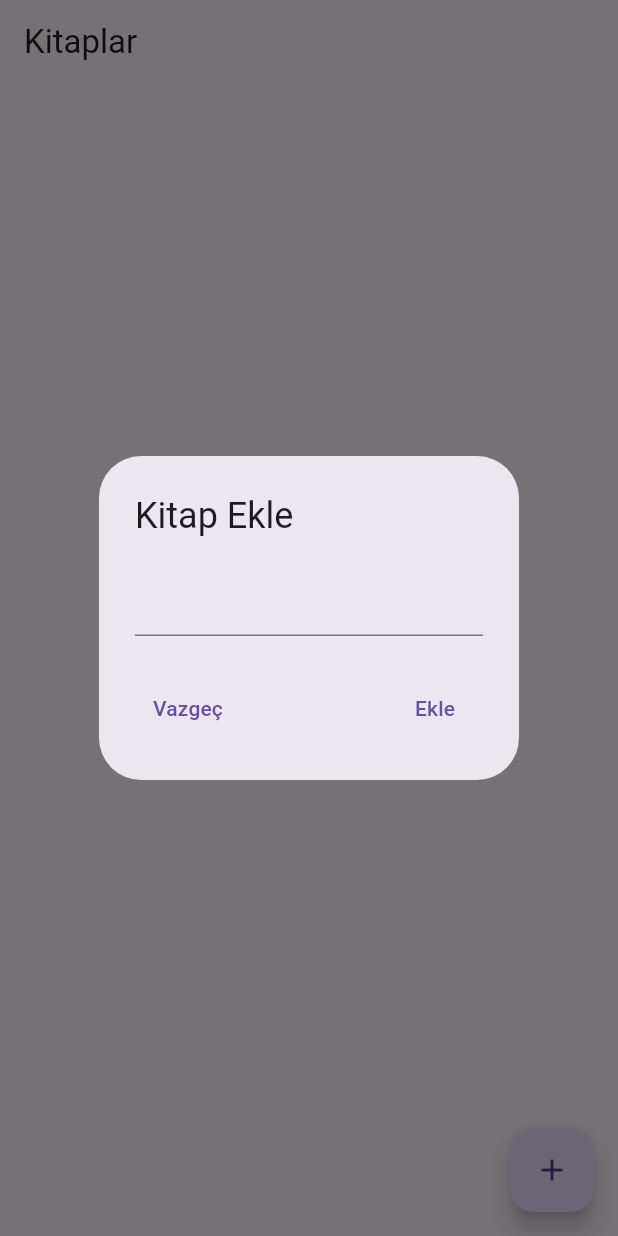
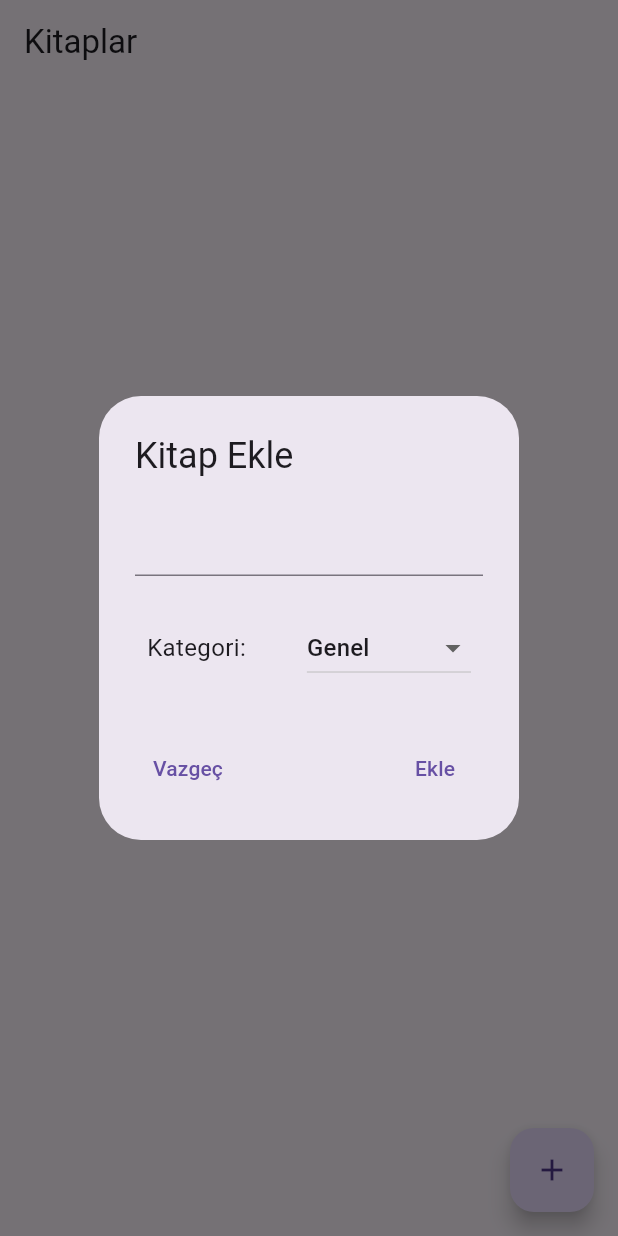
Before and after one commit to mhmthn24/flutter_yazar_sqlite, a Flutter app: the screen it shows after launch, after a tap on the "add" icon, on a phone screen of 412 x 824 dp. Run offline on Flutter 3.47's test engine with Material 3 defaults, Android fonts, the phone set to English and light mode, and no system bars; our stand-ins replace sqflite; accounts and stored records are empty.

Commit message:
Kitap listeleme ekranında dialog içine kategori menüsü eklendi.

```diff
--- a/lib/view/ListelemeKitapBolumler.dart
+++ b/lib/view/ListelemeKitapBolumler.dart
@@ -40,7 +40,7 @@ class _ListelemekitapbolumlerState extends State<Listelemekitapbolumler> {
   // Uygulamanın üst kısmında bulunan başlık (AppBar)
   AppBar _build_appBar(){
     return AppBar(
-      title: Text("Bolumler"), // Sayfa başlığı
+      title: Text("${widget._kitap.kitap_ad} Bölümleri"), // Sayfa başlığı
     );
   }
 
--- a/lib/view/ListelemeTumKitaplar.dart
+++ b/lib/view/ListelemeTumKitaplar.dart
@@ -1,6 +1,7 @@
 import 'package:flutter/material.dart';
 import 'package:flutter_yazar_sqlite/YerelVeriTabani.dart';
 import 'package:flutter_yazar_sqlite/model/kitap_model.dart';
+import 'package:flutter_yazar_sqlite/sabitler.dart';
 import 'package:flutter_yazar_sqlite/view/ListelemeKitapBolumler.dart';
 
 /*
@@ -146,7 +147,7 @@ class _ListelemetumkitaplarState extends State<Listelemetumkitaplar> {
 
   // *************** CRUD İŞLEMLERİ ***************
 
-  Future<String?> _build_alert_dialog(
+  Future<Map<String, dynamic>?> _build_alert_dialog(
     BuildContext context,
     {KitapModel? updateKitap}
   ){
@@ -156,22 +157,68 @@ class _ListelemetumkitaplarState extends State<Listelemetumkitaplar> {
     - Kullanıcının girdiği kitap adını döndürür.
   */
 
-    return showDialog<String>(
+    return showDialog<Map<String, dynamic>>(
       context: context,
       builder: (context){
 
         String? kitapAdi;
+        int kategori = 0;
         if (updateKitap != null){
           _controllerKitapAdi.text = updateKitap.kitap_ad;
+          kategori = updateKitap.kitap_kategori;
         }
         return AlertDialog(
           title: updateKitap != null
               ? Text("Kitap Güncelle")
               : Text("Kitap Ekle"),
-          content: TextField(
+          content: StatefulBuilder(
+            builder: (
+              BuildContext context,
+              void Function(
+                  void Function()
+              ) setState) {
+                return Column(
+                  mainAxisSize: MainAxisSize.min,
+                  children: [
+                    TextField(
                       controller: _controllerKitapAdi,
                       onChanged: (String kullaniciGiris){
                         kitapAdi = kullaniciGiris;
+                      },
+                    ),
+                    SizedBox(height: 16,),
+                    Padding(
+                      padding: const EdgeInsets.all(8.0),
+                      child: Row(
+                        mainAxisAlignment: MainAxisAlignment.spaceBetween,
+                        children: [
+                          Text(
+                            "Kategori: ",
+                            style: TextStyle(
+                                fontSize: 16
+                            ),
+                          ),
+                          DropdownButton<int>(
+                            value: kategori,
+                            items: Sabitler.kategoriler.keys.map((kategoriID){
+                              return DropdownMenuItem<int>(
+                                value: kategoriID,
+                                child: Text(Sabitler.kategoriler[kategoriID] ?? ""),
+                              );
+                            }).toList(),
+                            onChanged: (int? yeniID){
+                              if (yeniID != null){
+                                setState(() {
+                                  kategori = yeniID;
+                                });
+                              }
+                            },
+                          ),
+                        ],
+                      ),
+                    ),
+                  ],
+                );
               },
           ),
           actions: [
@@ -190,10 +237,19 @@ class _ListelemetumkitaplarState extends State<Listelemetumkitaplar> {
                 ),
                 TextButton(
                   onPressed: (){
-                    Navigator.pop(context, kitapAdi);
+                    if (_controllerKitapAdi.text != ""
+                        && _controllerKitapAdi.text != null){
+                      Map<String, dynamic> alertDialogParams = {
+                        "kitap_ad": _controllerKitapAdi.text,
+                        "kitap_kategori": kategori,
+                      };
+                      Navigator.pop(context, alertDialogParams);
                       setState(() {
                         _controllerKitapAdi.clear();
                       });
+                    }
+
+
                   },
                   child: updateKitap != null
                       ? Text("Güncelle")
@@ -209,13 +265,15 @@ class _ListelemetumkitaplarState extends State<Listelemetumkitaplar> {
 
   // Yeni kitap ekleme fonksiyonu
   void _ekleKitap(BuildContext context) async {
-    String? kitapAdi = await _build_alert_dialog(context);
 
-    if(kitapAdi != null){
+    Map<String, dynamic>? alertGelenParams = await _build_alert_dialog(context);
+
+    if(alertGelenParams != null){
       KitapModel kitap = KitapModel(
-        kitapAdi,
+          alertGelenParams["kitap_ad"],
           DateTime.now(),
           DateTime.now(),
+          alertGelenParams["kitap_kategori"]
       );
       int eklenenKitapId = await _yerelVeriTabani.ekleKitap(kitap);
 
@@ -223,6 +281,21 @@ class _ListelemetumkitaplarState extends State<Listelemetumkitaplar> {
         setState(() {});
       }
     }
+    /*
+    if(kitapAdi != null){
+      KitapModel kitap = KitapModel(
+        kitapAdi,
+        DateTime.now(),
+        DateTime.now(),
+        Sabitler.kategoriler[]
+      );
+      int eklenenKitapId = await _yerelVeriTabani.ekleKitap(kitap);
+
+      if(eklenenKitapId != -1){
+        setState(() {});
+      }
+    }
+     */
   }
 
   // Seçilen kitabı silme fonksiyonu
@@ -235,6 +308,24 @@ class _ListelemetumkitaplarState extends State<Listelemetumkitaplar> {
 
   // Seçilen kitabı güncelleme fonksiyonu
   void _guncelleKitap(BuildContext context, int index) async {
+    Map<String, dynamic>? alertGelenParam = await _build_alert_dialog(
+      context,
+      updateKitap: _tumKitaplar[index]
+    );
+
+    if (alertGelenParam != null){
+      KitapModel kitap = _tumKitaplar[index];
+      kitap.kitap_ad = alertGelenParam["kitap_ad"];
+      kitap.kitap_kategori = alertGelenParam["kitap_kategori"];
+      kitap.kitap_udate = DateTime.now();
+
+      int guncellenenSatirSayisi = await _yerelVeriTabani.guncelleKitap(kitap);
+
+      if(guncellenenSatirSayisi > 0){
+        setState(() {});
+      }
+    }
+    /*
     String? yeniKitapAdi = await _build_alert_dialog(
       context,
       updateKitap: _tumKitaplar[index],
@@ -251,6 +342,8 @@ class _ListelemetumkitaplarState extends State<Listelemetumkitaplar> {
         setState(() {});
       }
     }
+
+     */
   }
 
   // Veritabanından tüm kitapları getirme fonksiyonu
```
Lines whose indentation alone changed are shown as unchanged.
